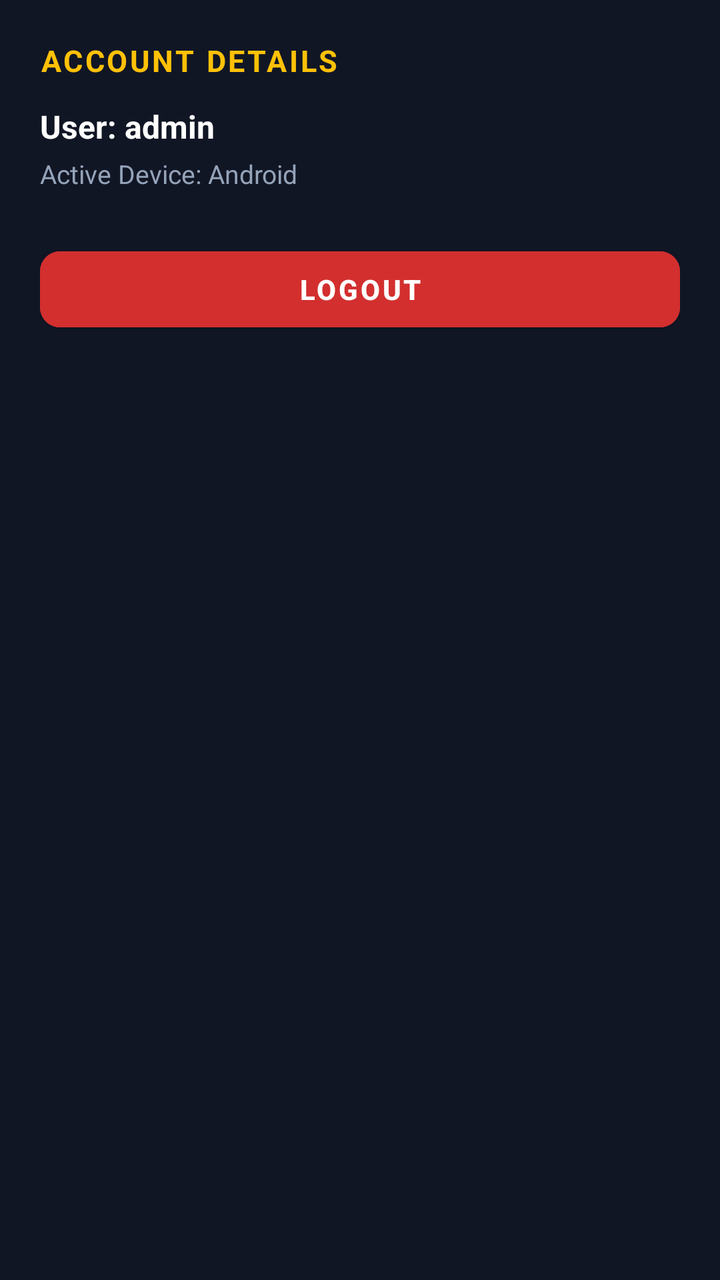
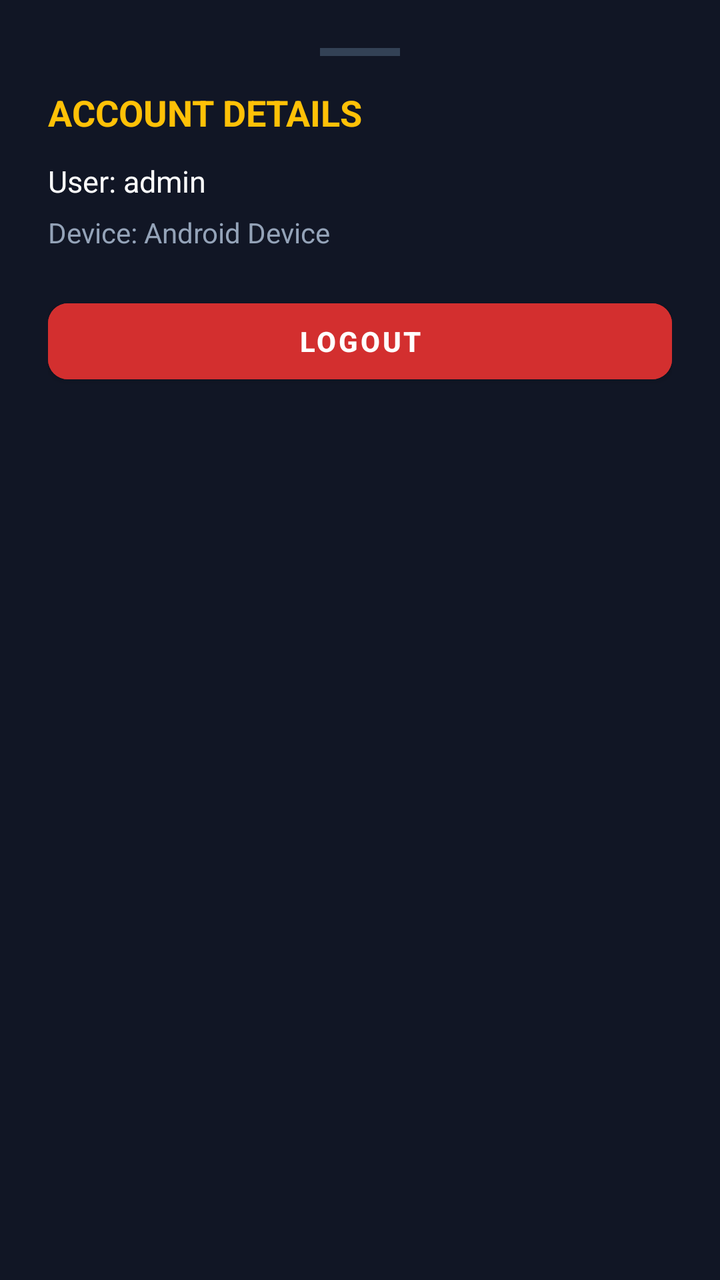

An Android layout rendered at two revisions. The XML below is the earlier revision; the diff shows what the commit changed to produce the second picture.
<!-- AndroidManifest.xml: application theme Theme.MaterialComponents.DayNight.NoActionBar -->
<!-- res/layout/dialog_profile_popup.xml -->
<?xml version="1.0" encoding="utf-8"?>
<LinearLayout xmlns:android="http://schemas.android.com/apk/res/android"
    xmlns:app="http://schemas.android.com/apk/res-auto"
    android:layout_width="match_parent"
    android:layout_height="wrap_content"
    android:background="#111625"
    android:orientation="vertical"
    android:padding="20dp">

    <TextView
        android:layout_width="wrap_content"
        android:layout_height="wrap_content"
        android:text="ACCOUNT DETAILS"
        android:letterSpacing="0.08"
        android:textColor="#FFC107"
        android:textSize="15sp"
        android:textStyle="bold" />

    <TextView
        android:id="@+id/tvPopupUsername"
        android:layout_width="wrap_content"
        android:layout_height="wrap_content"
        android:layout_marginTop="12dp"
        android:text="User: admin"
        android:textColor="#FFFFFF"
        android:textSize="16sp"
        android:textStyle="bold" />

    <TextView
        android:id="@+id/tvPopupDevice"
        android:layout_width="wrap_content"
        android:layout_height="wrap_content"
        android:layout_marginTop="4dp"
        android:text="Active Device: Android"
        android:textColor="#94A3B8"
        android:textSize="13sp" />

    <com.google.android.material.button.MaterialButton
        android:id="@+id/btnPopupLogout"
        android:layout_width="match_parent"
        android:layout_height="50dp"
        android:layout_marginTop="24dp"
        android:backgroundTint="#D32F2F"
        android:text="LOGOUT"
        android:textColor="#FFFFFF"
        android:textStyle="bold"
        app:cornerRadius="10dp" />

</LinearLayout>
<!-- resources referenced by this layout -->
<resources>

</resources>

<!-- the commit's change to res/layout/dialog_profile_popup.xml (unified diff, before → after) -->
@@ -5,41 +5,46 @@
     android:layout_height="wrap_content"
     android:background="#111625"
     android:orientation="vertical"
-    android:padding="20dp">
+    android:padding="24dp">
+
+    <View
+        android:layout_width="40dp"
+        android:layout_height="4dp"
+        android:layout_gravity="center_horizontal"
+        android:layout_marginBottom="16dp"
+        android:background="#334155" />
 
     <TextView
         android:layout_width="wrap_content"
         android:layout_height="wrap_content"
         android:text="ACCOUNT DETAILS"
-        android:letterSpacing="0.08"
         android:textColor="#FFC107"
-        android:textSize="15sp"
+        android:textSize="18sp"
         android:textStyle="bold" />
 
     <TextView
-        android:id="@+id/tvPopupUsername"
+        android:id="@+id/tvProfileUsername"
         android:layout_width="wrap_content"
         android:layout_height="wrap_content"
         android:layout_marginTop="12dp"
         android:text="User: admin"
         android:textColor="#FFFFFF"
-        android:textSize="16sp"
-        android:textStyle="bold" />
+        android:textSize="15sp" />
 
     <TextView
-        android:id="@+id/tvPopupDevice"
+        android:id="@+id/tvProfileDevice"
         android:layout_width="wrap_content"
         android:layout_height="wrap_content"
-        android:layout_marginTop="4dp"
-        android:text="Active Device: Android"
+        android:layout_marginTop="6dp"
+        android:text="Device: Android Device"
         android:textColor="#94A3B8"
-        android:textSize="13sp" />
+        android:textSize="14sp" />
 
     <com.google.android.material.button.MaterialButton
-        android:id="@+id/btnPopupLogout"
+        android:id="@+id/btnLogout"
         android:layout_width="match_parent"
         android:layout_height="50dp"
-        android:layout_marginTop="24dp"
+        android:layout_marginTop="20dp"
         android:backgroundTint="#D32F2F"
         android:text="LOGOUT"
         android:textColor="#FFFFFF"
